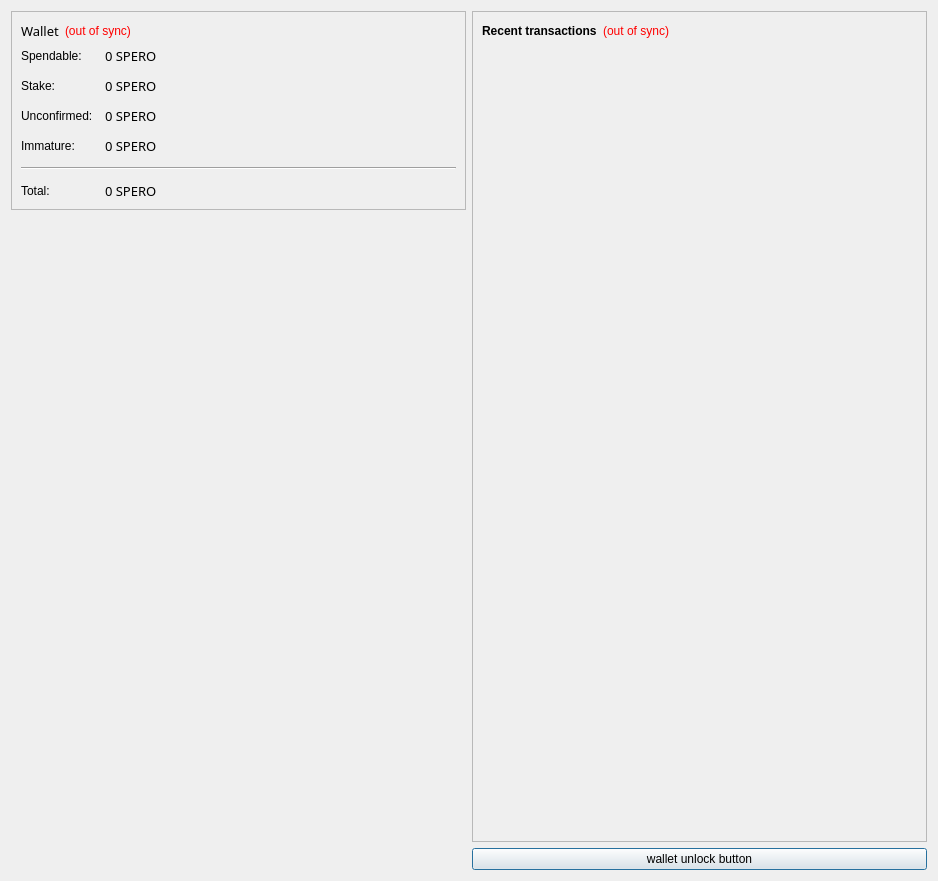
This is src/qt/forms/overviewpage.ui in LightBurdenOfficial/SperoCoin as Qt 5 draws it before an edit. The edited form follows.
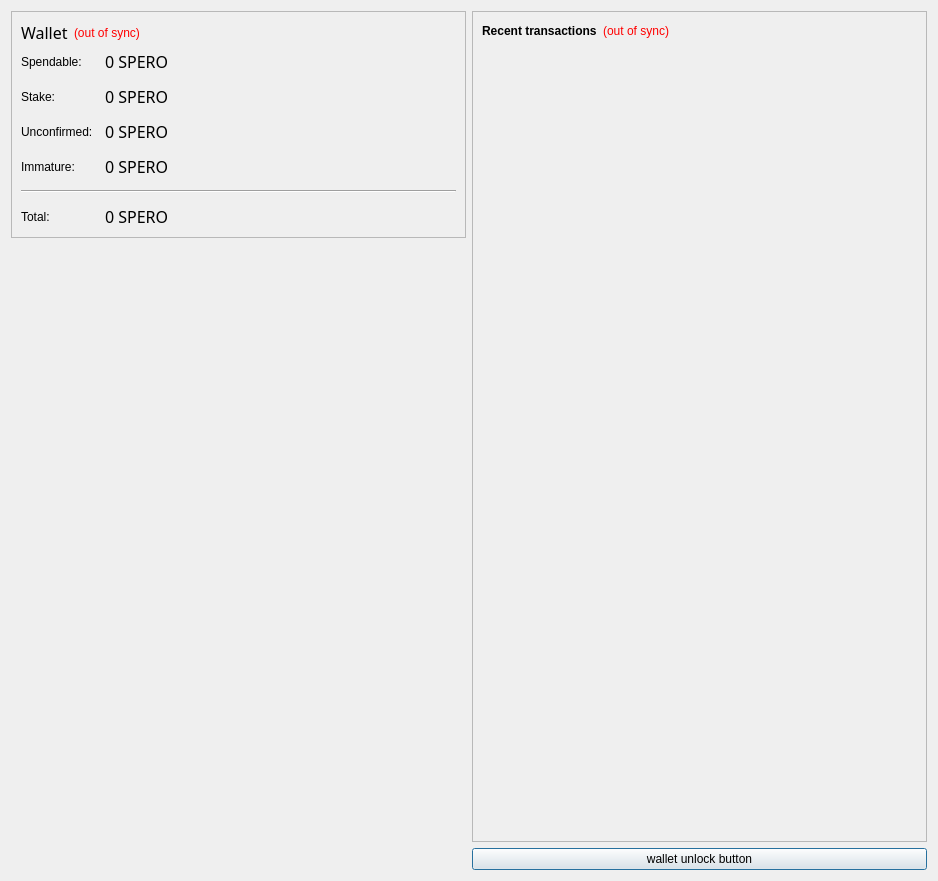
This is the edited form. Icons and pictures are not drawn.

The edit to the form file:
```diff
--- a/src/qt/forms/overviewpage.ui
+++ b/src/qt/forms/overviewpage.ui
@@ -34,9 +34,9 @@
            <widget class="QLabel" name="label_5">
             <property name="font">
              <font>
-              <family>Copperplate Gothic Light</family>
-              <pointsize>10</pointsize>
-              <weight>50</weight>
+              <family>Century Gothic</family>
+              <pointsize>12</pointsize>
+              <weight>9</weight>
               <italic>false</italic>
               <bold>false</bold>
              </font>
@@ -99,9 +99,9 @@
            <widget class="QLabel" name="labelBalance">
             <property name="font">
              <font>
-              <family>Copperplate Gothic Light</family>
-              <pointsize>10</pointsize>
-              <weight>50</weight>
+              <family>Century Gothic</family>
+              <pointsize>12</pointsize>
+              <weight>9</weight>
               <italic>false</italic>
               <bold>false</bold>
              </font>
@@ -131,9 +131,9 @@
            <widget class="QLabel" name="labelStake">
             <property name="font">
              <font>
-              <family>Copperplate Gothic Light</family>
-              <pointsize>10</pointsize>
-              <weight>50</weight>
+              <family>Century Gothic</family>
+              <pointsize>12</pointsize>
+              <weight>9</weight>
               <italic>false</italic>
               <bold>false</bold>
              </font>
@@ -163,9 +163,9 @@
            <widget class="QLabel" name="labelUnconfirmed">
             <property name="font">
              <font>
-              <family>Copperplate Gothic Light</family>
-              <pointsize>10</pointsize>
-              <weight>50</weight>
+              <family>Century Gothic</family>
+              <pointsize>12</pointsize>
+              <weight>9</weight>
               <italic>false</italic>
               <bold>false</bold>
              </font>
@@ -195,9 +195,9 @@
            <widget class="QLabel" name="labelImmature">
             <property name="font">
              <font>
-              <family>Copperplate Gothic Light</family>
-              <pointsize>10</pointsize>
-              <weight>50</weight>
+              <family>Century Gothic</family>
+              <pointsize>12</pointsize>
+              <weight>9</weight>
               <italic>false</italic>
               <bold>false</bold>
              </font>
@@ -231,9 +231,9 @@
            <widget class="QLabel" name="labelTotal">
             <property name="font">
              <font>
-              <family>Copperplate Gothic Light</family>
-              <pointsize>10</pointsize>
-              <weight>50</weight>
+              <family>Century Gothic</family>
+              <pointsize>12</pointsize>
+              <weight>9</weight>
               <italic>false</italic>
               <bold>false</bold>
              </font>
```
Left out of the diff: 8 changed lines with no effect on the pictures.
